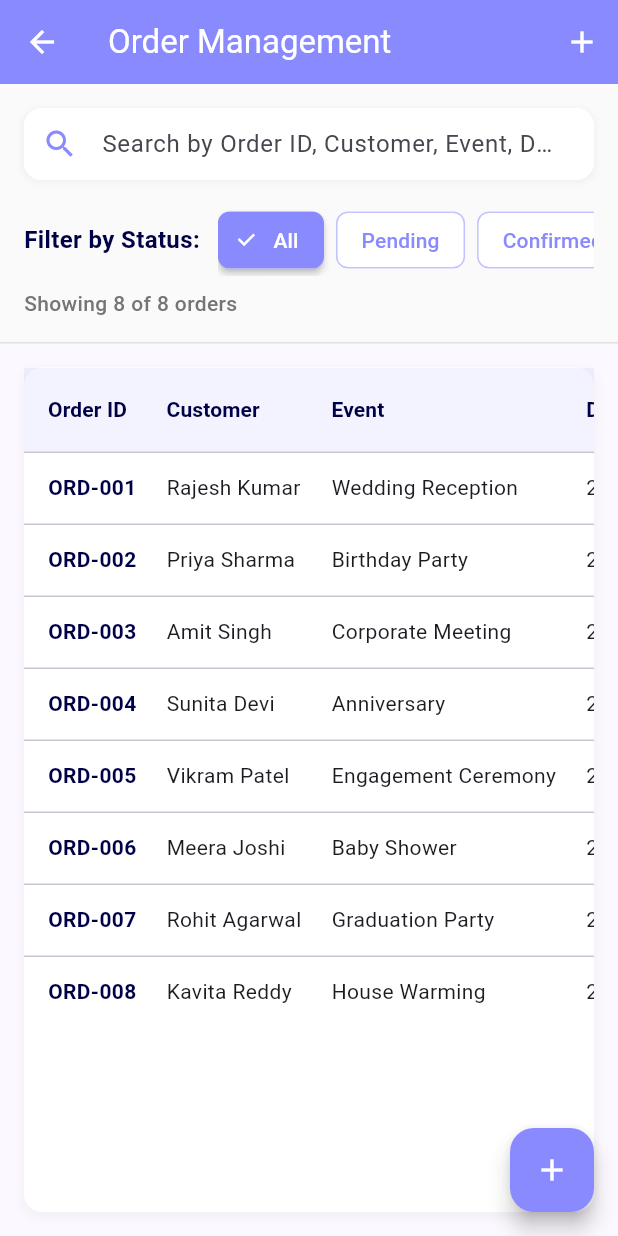
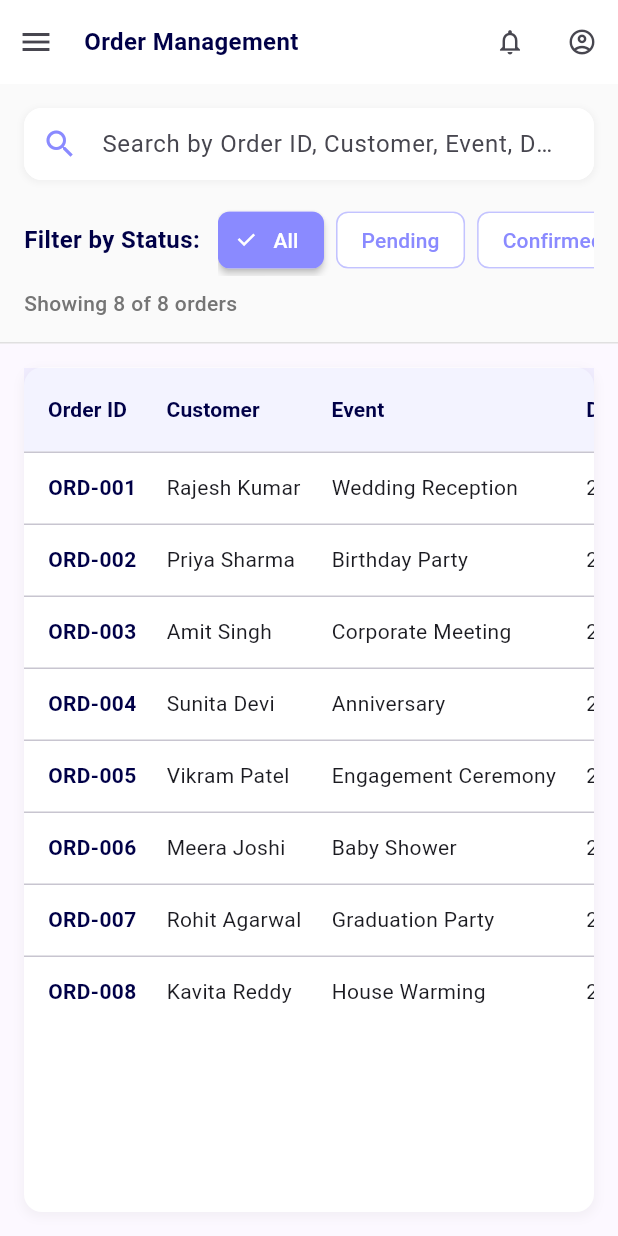
Before and after one commit to shekhar613/shivam-caters, a Flutter app: the screen it shows after launch, after a tap on "Order Management", on a phone screen of 412 x 824 dp. Run offline on Flutter 3.47's test engine with Material 3 defaults, Android fonts, the light colour scheme and no system bars; our stand-ins replace drift; accounts and stored records are empty; generated files the repository leaves out were written again.

Commit message:
side bar added

```diff
--- a/shivam_caters/lib/components/billing_screen.dart
+++ b/shivam_caters/lib/components/billing_screen.dart
@@ -1,4 +1,5 @@
 import 'package:flutter/material.dart';
+import 'main_layout.dart';
 
 class BillingScreen extends StatefulWidget {
   const BillingScreen({super.key});
@@ -97,19 +98,10 @@ class _BillingScreenState extends State<BillingScreen> {
 
   @override
   Widget build(BuildContext context) {
-    return Scaffold(
-      appBar: AppBar(
-        title: const Text('Billing & Invoices'),
-        backgroundColor: const Color(0xFF8A8AFF),
-        foregroundColor: Colors.white,
-        actions: [
-          IconButton(
-            icon: const Icon(Icons.add),
-            onPressed: () => _showCreateInvoiceDialog(),
-          ),
-        ],
-      ),
-      body: Column(
+    return MainLayout(
+      title: 'Billing & Invoices',
+      currentScreen: 'billing',
+      child: Column(
         children: [
           // Summary Cards
           Container(
@@ -537,11 +529,6 @@ class _BillingScreenState extends State<BillingScreen> {
           ),
         ],
       ),
-      floatingActionButton: FloatingActionButton(
-        onPressed: () => _showCreateInvoiceDialog(),
-        backgroundColor: const Color(0xFF8A8AFF),
-        child: const Icon(Icons.add, color: Colors.white),
-      ),
     );
   }
 
--- a/shivam_caters/lib/components/dashboard_screen.dart
+++ b/shivam_caters/lib/components/dashboard_screen.dart
@@ -1,32 +1,19 @@
 import 'package:flutter/material.dart';
 import 'navigation_helper.dart';
 import '../utils/responsive_helper.dart';
+import 'main_layout.dart';
 
 class DashboardScreen extends StatelessWidget {
   const DashboardScreen({super.key});
 
   @override
   Widget build(BuildContext context) {
-    return Scaffold(
-      appBar: AppBar(
-        title: Text(
-          ResponsiveHelper.isMobile(context)
-            ? 'Dashboard'
-            : 'Shivam Caters - Management Dashboard',
-          style: TextStyle(
-            fontSize: ResponsiveHelper.getResponsiveFontSize(
-              context,
-              mobile: 18.0,
-              tablet: 20.0,
-              desktop: 22.0,
-            ),
-          ),
-        ),
-        backgroundColor: const Color(0xFF8A8AFF),
-        foregroundColor: Colors.white,
-        elevation: 0,
-      ),
-      body: SingleChildScrollView(
+    return MainLayout(
+      title: ResponsiveHelper.isMobile(context)
+        ? 'Dashboard'
+        : 'Shivam Caters - Management Dashboard',
+      currentScreen: 'dashboard',
+      child: SingleChildScrollView(
         padding: ResponsiveHelper.getResponsivePadding(context),
         child: Column(
           crossAxisAlignment: CrossAxisAlignment.start,
--- a/shivam_caters/lib/components/inventory_screen.dart
+++ b/shivam_caters/lib/components/inventory_screen.dart
@@ -1,4 +1,5 @@
 import 'package:flutter/material.dart';
+import 'main_layout.dart';
 
 class InventoryScreen extends StatefulWidget {
   const InventoryScreen({super.key});
@@ -57,19 +58,10 @@ class _InventoryScreenState extends State<InventoryScreen> {
 
   @override
   Widget build(BuildContext context) {
-    return Scaffold(
-      appBar: AppBar(
-        title: const Text('Inventory Management'),
-        backgroundColor: const Color(0xFF8A8AFF),
-        foregroundColor: Colors.white,
-        actions: [
-          IconButton(
-            icon: const Icon(Icons.add),
-            onPressed: () => _showAddInventoryDialog(),
-          ),
-        ],
-      ),
-      body: Column(
+    return MainLayout(
+      title: 'Inventory Management',
+      currentScreen: 'inventory',
+      child: Column(
         children: [
           // Summary Cards
           Container(
@@ -155,11 +147,6 @@ class _InventoryScreenState extends State<InventoryScreen> {
             ),
           ),
         ],
-      ),
-      floatingActionButton: FloatingActionButton(
-        onPressed: () => _showAddInventoryDialog(),
-        backgroundColor: const Color(0xFF8A8AFF),
-        child: const Icon(Icons.add, color: Colors.white),
       ),
     );
   }
--- /dev/null
+++ b/shivam_caters/lib/components/main_layout.dart
@@ -0,0 +1,147 @@
+import 'package:flutter/material.dart';
+import 'sidebar.dart';
+import '../utils/responsive_helper.dart';
+
+class MainLayout extends StatefulWidget {
+  final Widget child;
+  final String title;
+  final String currentScreen;
+
+  const MainLayout({
+    super.key,
+    required this.child,
+    required this.title,
+    required this.currentScreen,
+  });
+
+  @override
+  State<MainLayout> createState() => _MainLayoutState();
+}
+
+class _MainLayoutState extends State<MainLayout> {
+  bool _isSidebarExpanded = true;
+
+  @override
+  Widget build(BuildContext context) {
+    final screenWidth = MediaQuery.of(context).size.width;
+    final isMobile = screenWidth < 768;
+    final isTablet = screenWidth >= 768 && screenWidth < 1024;
+
+    return Scaffold(
+      body: Row(
+        children: [
+          // Sidebar - Show only when expanded on tablet and desktop
+          if ((isTablet || screenWidth >= 1024) && _isSidebarExpanded)
+            Sidebar(
+              isExpanded: _isSidebarExpanded,
+              currentScreen: widget.currentScreen,
+              onToggle: () {
+                setState(() {
+                  _isSidebarExpanded = !_isSidebarExpanded;
+                });
+              },
+            ),
+
+          // Main content area
+          Expanded(
+            child: Column(
+              children: [
+                // Top app bar
+                Container(
+                  height: isMobile ? 56 : 60,
+                  decoration: BoxDecoration(
+                    color: Colors.white,
+                    boxShadow: [
+                      BoxShadow(
+                        color: Colors.grey.withOpacity(0.1),
+                        blurRadius: 4,
+                        offset: const Offset(0, 2),
+                      ),
+                    ],
+                  ),
+                  child: Row(
+                    children: [
+                      // Menu button - Show only when sidebar is closed or on mobile
+                      if (isMobile || !_isSidebarExpanded)
+                        IconButton(
+                          onPressed: () {
+                            if (isMobile) {
+                              Scaffold.of(context).openDrawer();
+                            } else {
+                              setState(() {
+                                _isSidebarExpanded = !_isSidebarExpanded;
+                              });
+                            }
+                          },
+                          icon: const Icon(Icons.menu),
+                        ),
+
+                      // Title
+                      Expanded(
+                        child: Padding(
+                          padding: EdgeInsets.symmetric(horizontal: isMobile ? 8 : 16),
+                          child: Text(
+                            widget.title,
+                            style: TextStyle(
+                              fontSize: isMobile ? 16 : (isTablet ? 18 : 20),
+                              fontWeight: FontWeight.bold,
+                              color: const Color(0xFF000047),
+                            ),
+                            overflow: TextOverflow.ellipsis,
+                          ),
+                        ),
+                      ),
+
+                      // User actions
+                      Row(
+                        mainAxisSize: MainAxisSize.min,
+                        children: [
+                          IconButton(
+                            onPressed: () {
+                              // TODO: Implement notifications
+                            },
+                            icon: Icon(
+                              Icons.notifications_outlined,
+                              size: isMobile ? 20 : 24,
+                            ),
+                          ),
+                          IconButton(
+                            onPressed: () {
+                              // TODO: Implement user menu
+                            },
+                            icon: Icon(
+                              Icons.account_circle_outlined,
+                              size: isMobile ? 20 : 24,
+                            ),
+                          ),
+                        ],
+                      ),
+                    ],
+                  ),
+                ),
+
+                // Content
+                Expanded(
+                  child: widget.child,
+                ),
+              ],
+            ),
+          ),
+        ],
+      ),
+
+      // Mobile drawer
+      drawer: isMobile
+          ? Drawer(
+              child: Sidebar(
+                isExpanded: true,
+                currentScreen: widget.currentScreen,
+                onToggle: () {
+                  Navigator.of(context).pop();
+                },
+              ),
+            )
+          : null,
+    );
+  }
+}
--- a/shivam_caters/lib/components/menu_management_screen.dart
+++ b/shivam_caters/lib/components/menu_management_screen.dart
@@ -3,6 +3,7 @@ import 'package:shivam_caters/components/add_dish_screen.dart';
 import 'package:shivam_caters/database/app_database.dart';
 import 'package:shivam_caters/database/db_instance.dart';
 import 'package:shivam_caters/utils/db_functions.dart';
+import 'main_layout.dart';
 
 class MenuManagementScreen extends StatefulWidget {
   const MenuManagementScreen({super.key});
@@ -34,19 +35,10 @@ class _MenuManagementScreenState extends State<MenuManagementScreen> {
 
   @override
   Widget build(BuildContext context) {
-    return Scaffold(
-      appBar: AppBar(
-        title: const Text('Menu Management'),
-        backgroundColor: const Color(0xFF8A8AFF),
-        foregroundColor: Colors.white,
-        actions: [
-          IconButton(
-            icon: const Icon(Icons.add),
-            onPressed: () => _showAddMenuItemDialog(),
-          ),
-        ],
-      ),
-      body: Column(
+    return MainLayout(
+      title: 'Menu Management',
+      currentScreen: 'menu',
+      child: Column(
         children: [
           // Search and Filter Section
           Container(
@@ -528,11 +520,6 @@ class _MenuManagementScreenState extends State<MenuManagementScreen> {
 
         ],
       ),
-      floatingActionButton: FloatingActionButton(
-        onPressed: () => _showAddMenuItemDialog(),
-        backgroundColor: const Color(0xFF8A8AFF),
-        child: const Icon(Icons.add, color: Colors.white),
-      ),
     );
   }
 
--- a/shivam_caters/lib/components/order_management_screen.dart
+++ b/shivam_caters/lib/components/order_management_screen.dart
@@ -1,4 +1,5 @@
 import 'package:flutter/material.dart';
+import 'main_layout.dart';
 
 class OrderManagementScreen extends StatefulWidget {
   const OrderManagementScreen({super.key});
@@ -105,19 +106,10 @@ class _OrderManagementScreenState extends State<OrderManagementScreen> {
 
   @override
   Widget build(BuildContext context) {
-    return Scaffold(
-      appBar: AppBar(
-        title: const Text('Order Management'),
-        backgroundColor: const Color(0xFF8A8AFF),
-        foregroundColor: Colors.white,
-        actions: [
-          IconButton(
-            icon: const Icon(Icons.add),
-            onPressed: () => _showAddOrderDialog(),
-          ),
-        ],
-      ),
-      body: Column(
+    return MainLayout(
+      title: 'Order Management',
+      currentScreen: 'orders',
+      child: Column(
         children: [
           // Search and Filter Section
           Container(
@@ -540,11 +532,6 @@ class _OrderManagementScreenState extends State<OrderManagementScreen> {
           ),
         ],
       ),
-      floatingActionButton: FloatingActionButton(
-        onPressed: () => _showAddOrderDialog(),
-        backgroundColor: const Color(0xFF8A8AFF),
-        child: const Icon(Icons.add, color: Colors.white),
-      ),
     );
   }
 
--- /dev/null
+++ b/shivam_caters/lib/components/sidebar.dart
@@ -0,0 +1,260 @@
+import 'package:flutter/material.dart';
+import 'navigation_helper.dart';
+import '../utils/responsive_helper.dart';
+
+class Sidebar extends StatelessWidget {
+  final bool isExpanded;
+  final VoidCallback onToggle;
+  final String currentScreen;
+
+  const Sidebar({
+    super.key,
+    required this.isExpanded,
+    required this.onToggle,
+    required this.currentScreen,
+  });
+
+  @override
+  Widget build(BuildContext context) {
+    final screenWidth = MediaQuery.of(context).size.width;
+    final isMobile = screenWidth < 768;
+    final isTablet = screenWidth >= 768 && screenWidth < 1024;
+
+    // Responsive sidebar width - Only shown when expanded
+    double sidebarWidth;
+    if (isMobile) {
+      sidebarWidth = screenWidth * 0.8; // 80% of screen width on mobile
+    } else if (isTablet) {
+      sidebarWidth = 200;
+    } else {
+      sidebarWidth = 250;
+    }
+
+    return AnimatedContainer(
+      duration: const Duration(milliseconds: 300),
+      width: sidebarWidth,
+      decoration: BoxDecoration(
+        color: const Color(0xFF8A8AFF),
+        boxShadow: [
+          BoxShadow(
+            color: Colors.black.withOpacity(0.1),
+            blurRadius: 10,
+            offset: const Offset(2, 0),
+          ),
+        ],
+      ),
+      child: Column(
+        children: [
+          // Header - Only show when expanded
+          Container(
+            height: 60,
+            padding: const EdgeInsets.symmetric(horizontal: 12),
+            child: Row(
+              mainAxisSize: MainAxisSize.min,
+              children: [
+                const Icon(
+                  Icons.restaurant,
+                  color: Colors.white,
+                  size: 24,
+                ),
+                const SizedBox(width: 8),
+                Flexible(
+                  child: Text(
+                    'Shivam Caters',
+                    style: const TextStyle(
+                      color: Colors.white,
+                      fontSize: 18,
+                      fontWeight: FontWeight.bold,
+                    ),
+                    overflow: TextOverflow.ellipsis,
+                  ),
+                ),
+                const Spacer(),
+                IconButton(
+                  onPressed: onToggle,
+                  icon: const Icon(
+                    Icons.close,
+                    color: Colors.white,
+                    size: 20,
+                  ),
+                  constraints: const BoxConstraints(
+                    minWidth: 32,
+                    minHeight: 32,
+                  ),
+                  padding: EdgeInsets.zero,
+                ),
+              ],
+            ),
+          ),
+
+          // Navigation items
+          Expanded(
+            child: ListView(
+              padding: const EdgeInsets.symmetric(vertical: 8),
+              children: [
+                _buildNavItem(
+                  context,
+                  icon: Icons.dashboard,
+                  title: 'Dashboard',
+                  screenName: 'dashboard',
+                  onTap: () => NavigationHelper.navigateToDashboard(context),
+                ),
+                _buildNavItem(
+                  context,
+                  icon: Icons.shopping_cart,
+                  title: 'Orders',
+                  screenName: 'orders',
+                  onTap: () => NavigationHelper.navigateToOrders(context),
+                ),
+                _buildNavItem(
+                  context,
+                  icon: Icons.receipt_long,
+                  title: 'Billing',
+                  screenName: 'billing',
+                  onTap: () => NavigationHelper.navigateToBilling(context),
+                ),
+                _buildNavItem(
+                  context,
+                  icon: Icons.restaurant,
+                  title: 'Menu',
+                  screenName: 'menu',
+                  onTap: () => NavigationHelper.navigateToMenuManagement(context),
+                ),
+                _buildNavItem(
+                  context,
+                  icon: Icons.inventory,
+                  title: 'Inventory',
+                  screenName: 'inventory',
+                  onTap: () => NavigationHelper.navigateToInventory(context),
+                ),
+                const SizedBox(height: 20),
+                _buildNavItem(
+                  context,
+                  icon: Icons.settings,
+                  title: 'Settings',
+                  screenName: 'settings',
+                  onTap: () {
+                    // TODO: Implement settings navigation
+                  },
+                ),
+                _buildNavItem(
+                  context,
+                  icon: Icons.help_outline,
+                  title: 'Help',
+                  screenName: 'help',
+                  onTap: () {
+                    // TODO: Implement help navigation
+                  },
+                ),
+              ],
+            ),
+          ),
+
+          // User profile section - Only show when expanded
+          Container(
+            padding: const EdgeInsets.all(12),
+            child: Row(
+              mainAxisSize: MainAxisSize.min,
+              children: [
+                CircleAvatar(
+                  radius: isMobile ? 24 : 20,
+                  backgroundColor: Colors.white.withOpacity(0.2),
+                  child: Icon(
+                    Icons.person,
+                    color: Colors.white,
+                    size: isMobile ? 24 : 20,
+                  ),
+                ),
+                const SizedBox(width: 8),
+                Flexible(
+                  child: Column(
+                    crossAxisAlignment: CrossAxisAlignment.start,
+                    children: [
+                      Text(
+                        'Admin User',
+                        style: TextStyle(
+                          color: Colors.white,
+                          fontWeight: FontWeight.bold,
+                          fontSize: isMobile ? 16 : 14,
+                        ),
+                        overflow: TextOverflow.ellipsis,
+                      ),
+                      Text(
+                        'admin@shivamcaters.com',
+                        style: TextStyle(
+                          color: Colors.white70,
+                          fontSize: isMobile ? 12 : 10,
+                        ),
+                        overflow: TextOverflow.ellipsis,
+                      ),
+                    ],
+                  ),
+                ),
+              ],
+            ),
+          ),
+        ],
+      ),
+    );
+  }
+
+  Widget _buildNavItem(
+    BuildContext context, {
+    required IconData icon,
+    required String title,
+    required String screenName,
+    required VoidCallback onTap,
+  }) {
+    final screenWidth = MediaQuery.of(context).size.width;
+    final isMobile = screenWidth < 768;
+    final isSelected = currentScreen == screenName;
+
+    return Container(
+      margin: const EdgeInsets.symmetric(horizontal: 6, vertical: 2),
+      child: Material(
+        color: isSelected ? Colors.white.withOpacity(0.2) : Colors.transparent,
+        borderRadius: BorderRadius.circular(8),
+        child: InkWell(
+          onTap: onTap,
+          borderRadius: BorderRadius.circular(8),
+          child: Container(
+            padding: const EdgeInsets.symmetric(horizontal: 8, vertical: 12),
+            child: Row(
+              mainAxisSize: MainAxisSize.min,
+              children: [
+                Icon(
+                  icon,
+                  color: isSelected ? Colors.white : Colors.white70,
+                  size: isMobile ? 24 : 20,
+                ),
+                const SizedBox(width: 8),
+                Flexible(
+                  child: Text(
+                    title,
+                    style: TextStyle(
+                      color: isSelected ? Colors.white : Colors.white70,
+                      fontSize: isMobile ? 16 : 14,
+                      fontWeight: isSelected ? FontWeight.bold : FontWeight.normal,
+                    ),
+                    overflow: TextOverflow.ellipsis,
+                  ),
+                ),
+                if (isSelected) ...[
+                  const SizedBox(width: 8),
+                  Container(
+                    width: 4,
+                    height: 4,
+                    decoration: const BoxDecoration(
+                      color: Colors.white,
+                      shape: BoxShape.circle,
+                    ),
+                  ),
+                ],
+              ],
+            ),
+          ),
+        ),
+      ),
+    );
+  }
+}
```
